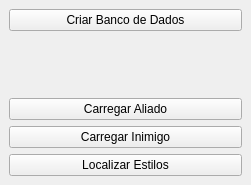
Old version of the form MilitarySimbologyTools/militarySimbologyDock.ui in the repository dsgoficial/DsgTools.
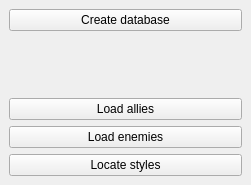
New version of the form. Custom widgets are drawn as their Qt base class.

```diff
--- a/MilitarySimbologyTools/militarySimbologyDock.ui
+++ b/MilitarySimbologyTools/militarySimbologyDock.ui
@@ -18,21 +18,21 @@
     <item row="0" column="0">
      <widget class="QPushButton" name="createSqliteButton">
       <property name="text">
-       <string>Criar Banco de Dados</string>
+       <string>Create database</string>
       </property>
      </widget>
     </item>
     <item row="4" column="0">
      <widget class="QPushButton" name="loadEnemyButton">
       <property name="text">
-       <string>Carregar Inimigo</string>
+       <string>Load enemies</string>
       </property>
      </widget>
     </item>
     <item row="3" column="0">
      <widget class="QPushButton" name="loadAlliedButton">
       <property name="text">
-       <string>Carregar Aliado</string>
+       <string>Load allies</string>
       </property>
      </widget>
     </item>
@@ -42,7 +42,7 @@
     <item row="5" column="0">
      <widget class="QPushButton" name="locateStyleButton">
       <property name="text">
-       <string>Localizar Estilos</string>
+       <string>Locate styles</string>
       </property>
      </widget>
     </item>
```
Left out of the diff: 6 changed lines with no effect on the pictures.
